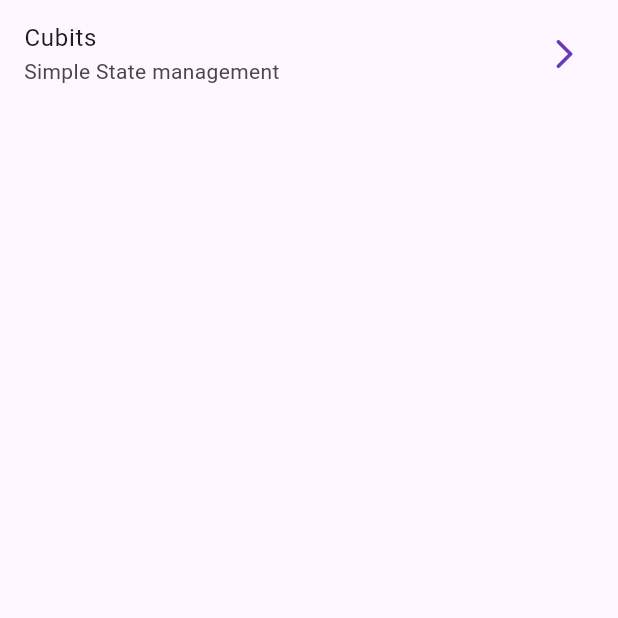
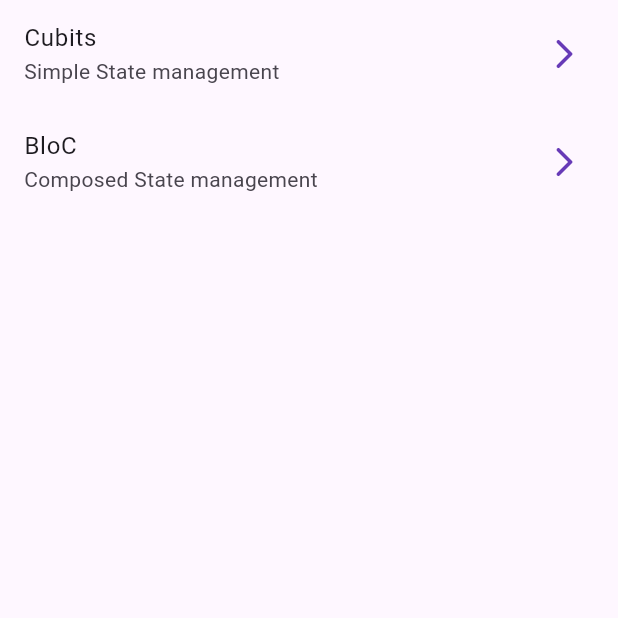
Before and after one commit to julioale21/forms_app, a Flutter app: the screen it shows after launch, on a phone screen of 412 x 824 dp, the top half of it. Run offline on Flutter 3.47's test engine with Material 2 defaults, Android fonts, the phone set to English and light mode, and no system bars; our stand-ins replace equatable, flutter_bloc, go_router.

Commit message:
refactor counter bloc

```diff
--- a/lib/config/router/app_router.dart
+++ b/lib/config/router/app_router.dart
@@ -12,6 +12,11 @@ final appRouter = GoRouter(
     GoRoute(
       path: '/cubits',
       builder: (context, state) => const CubitCounterScreen(),
+    ),
+
+      GoRoute(
+      path: '/counter-bloc',
+      builder: (context, state) => const BlocCounterScreen(),
     )
   ]
 );
--- /dev/null
+++ b/lib/presentation/blocs/counter_bloc/counter_bloc.dart
@@ -0,0 +1,22 @@
+import 'package:flutter_bloc/flutter_bloc.dart';
+import 'package:equatable/equatable.dart';
+
+part 'counter_event.dart';
+part 'counter_state.dart';
+
+class CounterBloc extends Bloc<CounterEvent, CounterState> {
+
+  CounterBloc() : super(const CounterState()) {
+
+    on<CounterIncreased>(_onCounterIncreased);
+  }
+
+  void _onCounterIncreased( CounterIncreased event, Emitter<CounterState> emit) {
+    emit(state.copyWith(
+      counter: state.counter + event.value,
+      transactionCount: state.transactionCount + 1
+    ));
+  }
+
+
+}
--- a/lib/presentation/screens/home_screen.dart
+++ b/lib/presentation/screens/home_screen.dart
@@ -15,6 +15,13 @@ class HomeScreen extends StatelessWidget {
             subtitle: const Text('Simple State management'),
             trailing: const Icon(Icons.arrow_forward_ios_rounded),
             onTap: () => context.push('/cubits'),
+          ),
+
+          ListTile(
+            title: const Text('BloC'),  // Bussiness Logic Component
+            subtitle: const Text('Composed State management'),
+            trailing: const Icon(Icons.arrow_forward_ios_rounded),
+            onTap: () => context.push('/counter-bloc'),
           )
         ],
       ),
```
Also changed, not shown: lib/presentation/blocs/counter_bloc/counter_event.dart (added, +11 -0 lines), lib/presentation/blocs/counter_bloc/counter_state.dart (added, +18 -0 lines).
